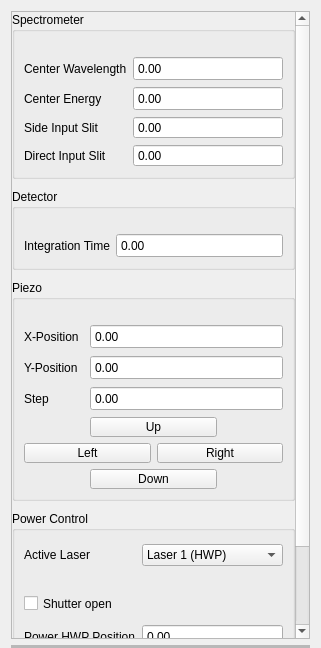
The window that MeasurementComponents/dashboard/dashboard.ui (ge23jud/Specdracula) describes before a commit, drawn with Qt 5.
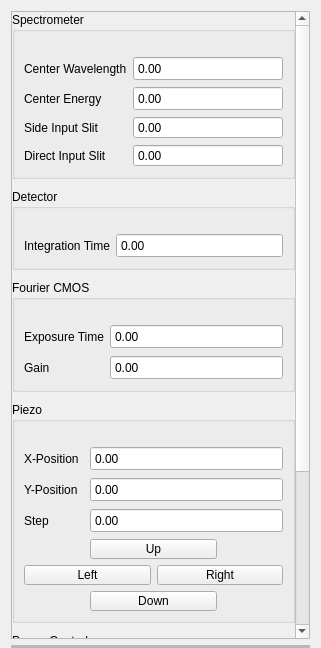
The same window after the commit.

Commit message: Add Fourier Imaging measurement component with powerseries, background subtraction, and dashboard CMOS controls

Patch:
```diff
--- a/MeasurementComponents/dashboard/dashboard.ui
+++ b/MeasurementComponents/dashboard/dashboard.ui
@@ -281,6 +281,113 @@
          </layout>
         </widget>
        </item>
+       <item>
+        <widget class="QGroupBox" name="groupBox_7">
+         <property name="sizePolicy">
+          <sizepolicy hsizetype="Preferred" vsizetype="Fixed">
+           <horstretch>0</horstretch>
+           <verstretch>0</verstretch>
+          </sizepolicy>
+         </property>
+         <property name="title">
+          <string>Fourier CMOS</string>
+         </property>
+         <property name="alignment">
+          <set>Qt::AlignmentFlag::AlignLeading|Qt::AlignmentFlag::AlignLeft|Qt::AlignmentFlag::AlignTop</set>
+         </property>
+         <property name="flat">
+          <bool>false</bool>
+         </property>
+         <property name="checkable">
+          <bool>false</bool>
+         </property>
+         <layout class="QGridLayout" name="gridLayout_5" columnstretch="0,1">
+          <property name="sizeConstraint">
+           <enum>QLayout::SizeConstraint::SetDefaultConstraint</enum>
+          </property>
+          <item row="0" column="0" colspan="2">
+           <spacer name="verticalSpacer_5">
+            <property name="orientation">
+             <enum>Qt::Orientation::Vertical</enum>
+            </property>
+            <property name="sizeType">
+             <enum>QSizePolicy::Policy::Fixed</enum>
+            </property>
+            <property name="sizeHint" stdset="0">
+             <size>
+              <width>20</width>
+              <height>15</height>
+             </size>
+            </property>
+           </spacer>
+          </item>
+          <item row="1" column="0">
+           <widget class="QLabel" name="label_CmosExposure">
+            <property name="text">
+             <string>Exposure Time</string>
+            </property>
+           </widget>
+          </item>
+          <item row="1" column="1">
+           <widget class="QDoubleSpinBox" name="CmosExposureTime_DoubleSpinBox">
+            <property name="sizePolicy">
+             <sizepolicy hsizetype="Expanding" vsizetype="Fixed">
+              <horstretch>0</horstretch>
+              <verstretch>0</verstretch>
+             </sizepolicy>
+            </property>
+            <property name="minimumSize">
+             <size>
+              <width>0</width>
+              <height>25</height>
+             </size>
+            </property>
+            <property name="focusPolicy">
+             <enum>Qt::FocusPolicy::StrongFocus</enum>
+            </property>
+            <property name="buttonSymbols">
+             <enum>QAbstractSpinBox::ButtonSymbols::NoButtons</enum>
+            </property>
+            <property name="suffix">
+             <string/>
+            </property>
+           </widget>
+          </item>
+          <item row="2" column="0">
+           <widget class="QLabel" name="label_CmosGain">
+            <property name="text">
+             <string>Gain</string>
+            </property>
+           </widget>
+          </item>
+          <item row="2" column="1">
+           <widget class="QDoubleSpinBox" name="CmosGain_DoubleSpinBox">
+            <property name="sizePolicy">
+             <sizepolicy hsizetype="Expanding" vsizetype="Fixed">
+              <horstretch>0</horstretch>
+              <verstretch>0</verstretch>
+             </sizepolicy>
+            </property>
+            <property name="minimumSize">
+             <size>
+              <width>0</width>
+              <height>25</height>
+             </size>
+            </property>
+            <property name="focusPolicy">
+             <enum>Qt::FocusPolicy::StrongFocus</enum>
+            </property>
+            <property name="buttonSymbols">
+             <enum>QAbstractSpinBox::ButtonSymbols::NoButtons</enum>
+            </property>
+            <property name="suffix">
+             <string/>
+            </property>
+           </widget>
+          </item>
+         </layout>
+        </widget>
+       </item>
        <item>
         <widget class="QGroupBox" name="groupBox_3">
          <property name="sizePolicy">
```
The commit also changes 14 other files.
